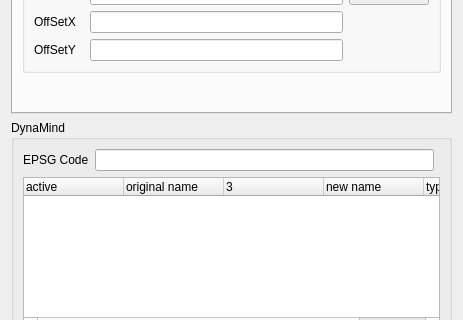
iut-ibk/DynaMind-ToolBox, file src/DynaMind-BasicModules/guiimport.ui: the form before one commit; both pictures show x 0 to 463 and y 92 to 412 of the 463 by 505 pixel window.
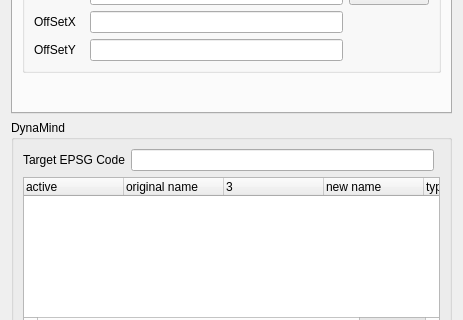
The form after the commit.

Commit message: import-gui: minior label fix

The edit to the form file:
```diff
--- a/src/DynaMind-BasicModules/guiimport.ui
+++ b/src/DynaMind-BasicModules/guiimport.ui
@@ -175,7 +175,7 @@
         <item>
          <widget class="QLabel" name="label_7">
           <property name="text">
-           <string>EPSG Code</string>
+           <string>Target EPSG Code</string>
           </property>
          </widget>
         </item>
```
